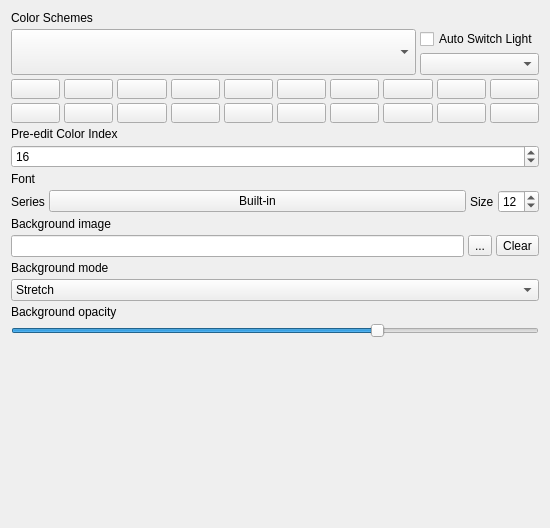
Qt form src/globaloptions/globaloptionsappearancewidget.ui (QQxiaoming/quardCRT) before a commit.
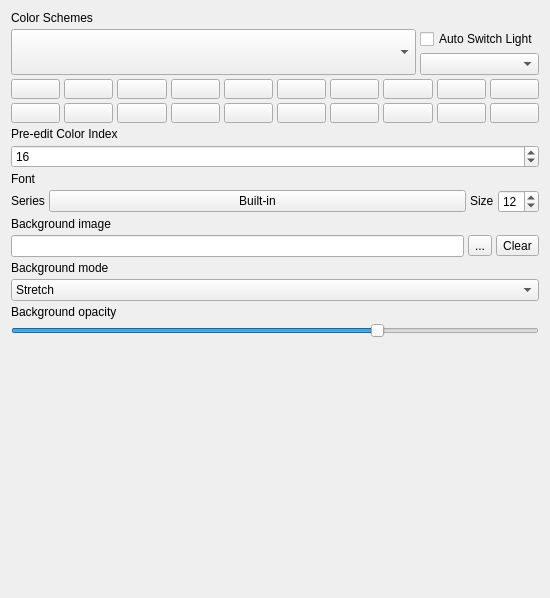
The same form after that commit.

The edit to the form file:
```diff
--- a/src/globaloptions/globaloptionsappearancewidget.ui
+++ b/src/globaloptions/globaloptionsappearancewidget.ui
@@ -7,7 +7,7 @@
     <x>0</x>
     <y>0</y>
     <width>550</width>
-    <height>528</height>
+    <height>598</height>
    </rect>
   </property>
   <layout class="QVBoxLayout" name="verticalLayout">
@@ -16,6 +16,12 @@
    </property>
    <item>
     <widget class="QLabel" name="label">
+     <property name="sizePolicy">
+      <sizepolicy hsizetype="Fixed" vsizetype="Fixed">
+       <horstretch>0</horstretch>
+       <verstretch>0</verstretch>
+      </sizepolicy>
+     </property>
      <property name="text">
       <string>Color Schemes</string>
      </property>
@@ -472,6 +478,12 @@
    </item>
    <item>
     <widget class="QLabel" name="label_8">
+     <property name="sizePolicy">
+      <sizepolicy hsizetype="Fixed" vsizetype="Fixed">
+       <horstretch>0</horstretch>
+       <verstretch>0</verstretch>
+      </sizepolicy>
+     </property>
      <property name="text">
       <string>Pre-edit Color Index</string>
      </property>
@@ -495,6 +507,12 @@
    </item>
    <item>
     <widget class="QLabel" name="label_3">
+     <property name="sizePolicy">
+      <sizepolicy hsizetype="Fixed" vsizetype="Fixed">
+       <horstretch>0</horstretch>
+       <verstretch>0</verstretch>
+      </sizepolicy>
+     </property>
      <property name="text">
       <string>Font</string>
      </property>
@@ -508,7 +526,7 @@
      <item>
       <widget class="QLabel" name="label_7">
        <property name="sizePolicy">
-        <sizepolicy hsizetype="Fixed" vsizetype="Preferred">
+        <sizepolicy hsizetype="Fixed" vsizetype="Fixed">
          <horstretch>0</horstretch>
          <verstretch>0</verstretch>
         </sizepolicy>
@@ -531,7 +549,7 @@
      <item>
       <widget class="QLabel" name="label_2">
        <property name="sizePolicy">
-        <sizepolicy hsizetype="Fixed" vsizetype="Preferred">
+        <sizepolicy hsizetype="Fixed" vsizetype="Fixed">
          <horstretch>0</horstretch>
          <verstretch>0</verstretch>
         </sizepolicy>
@@ -567,6 +585,12 @@
    </item>
    <item>
     <widget class="QLabel" name="label_4">
+     <property name="sizePolicy">
+      <sizepolicy hsizetype="Fixed" vsizetype="Fixed">
+       <horstretch>0</horstretch>
+       <verstretch>0</verstretch>
+      </sizepolicy>
+     </property>
      <property name="text">
       <string>Background image</string>
      </property>
```
Left out of the diff: 12 changed lines with no effect on the pictures.
